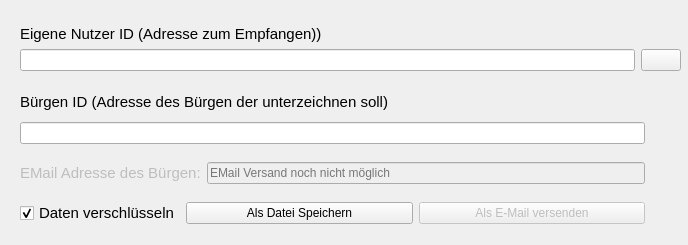
minutogit/eMinuto-Desktop-Prototype, file src/gui/qt/ui_components/form_send_to_guarantor.ui: the form before one commit.
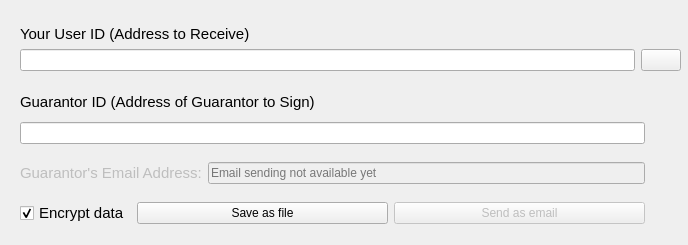
The form after the commit. Icons and pictures are not drawn.

Patch:
```diff
--- a/src/gui/qt/ui_components/form_send_to_guarantor.ui
+++ b/src/gui/qt/ui_components/form_send_to_guarantor.ui
@@ -34,7 +34,7 @@
        </font>
       </property>
       <property name="text">
-       <string>Eigene Nutzer ID (Adresse zum Empfangen))</string>
+       <string>Your User ID (Address to Receive)</string>
       </property>
       <property name="alignment">
        <set>Qt::AlignBottom|Qt::AlignLeading|Qt::AlignLeft</set>
@@ -83,7 +83,7 @@
        </font>
       </property>
       <property name="text">
-       <string>Bürgen ID (Adresse des Bürgen der unterzeichnen soll)</string>
+       <string>Guarantor ID (Address of Guarantor to Sign)</string>
       </property>
       <property name="alignment">
        <set>Qt::AlignBottom|Qt::AlignLeading|Qt::AlignLeft</set>
@@ -144,7 +144,7 @@
          </font>
         </property>
         <property name="text">
-         <string>EMail Adresse des Bürgen:</string>
+         <string>Guarantor's Email Address:</string>
         </property>
        </widget>
       </item>
@@ -157,7 +157,7 @@
          <string/>
         </property>
         <property name="placeholderText">
-         <string>EMail Versand noch nicht möglich</string>
+         <string>Email sending not available yet</string>
         </property>
        </widget>
       </item>
@@ -203,7 +203,7 @@
          </font>
         </property>
         <property name="text">
-         <string>Daten verschlüsseln</string>
+         <string>Encrypt data</string>
         </property>
         <property name="checked">
          <bool>true</bool>
@@ -222,7 +222,7 @@
          <string/>
         </property>
         <property name="text">
-         <string>Als Datei Speichern</string>
+         <string>Save as file</string>
         </property>
        </widget>
       </item>
@@ -241,7 +241,7 @@
          <string/>
         </property>
         <property name="text">
-         <string>Als E-Mail versenden</string>
+         <string>Send as email</string>
         </property>
        </widget>
       </item>
```
Left out of the diff: 4 changed lines with no effect on the pictures.
